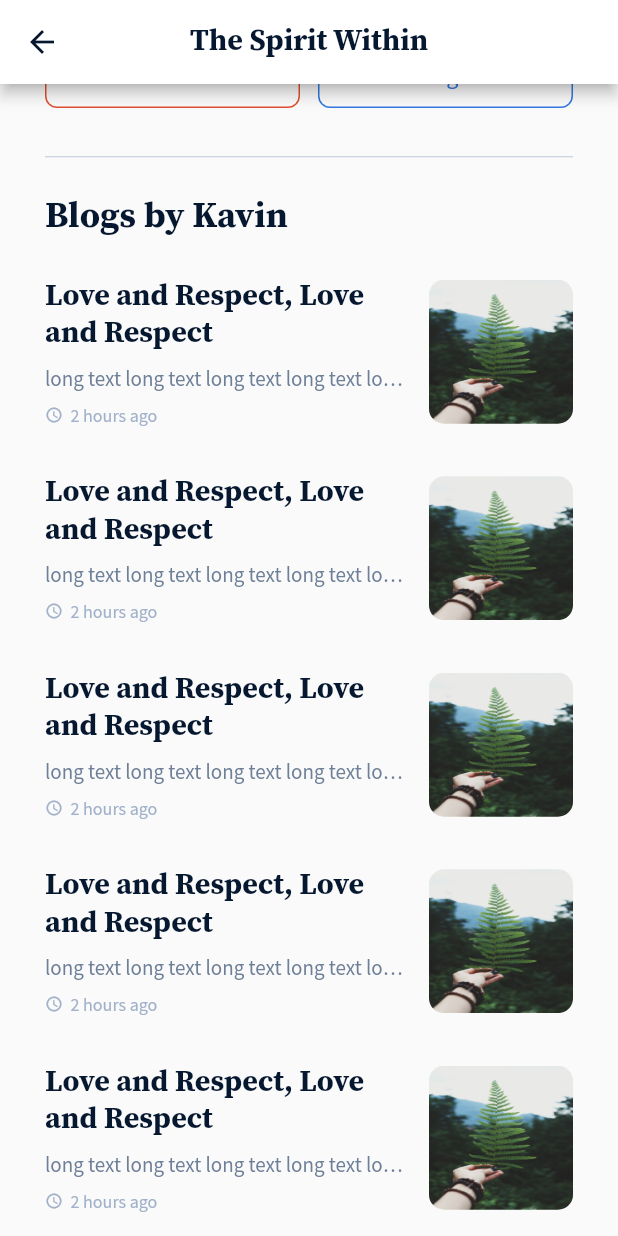
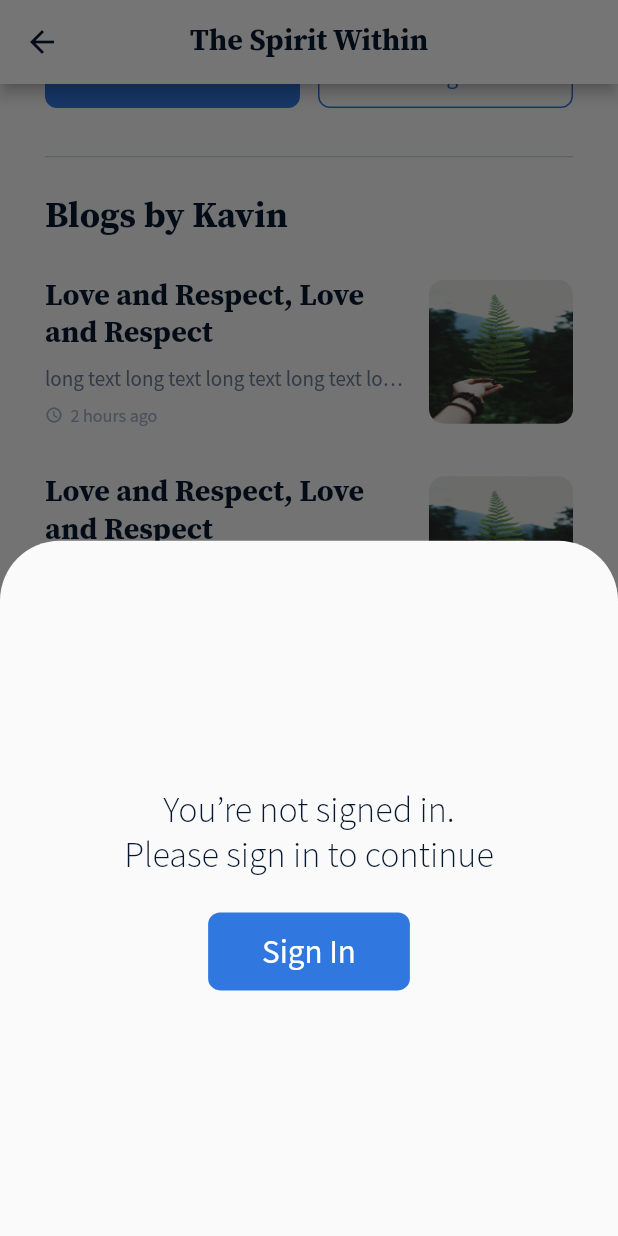
Before and after one commit to urantiatech/spirit_within_flutter, a Flutter app: the AuthorProfileScreen screen opened directly, scrolled down 238 dp, after a tap on "Follow", on a phone screen of 412 x 824 dp. Run offline on Flutter 3.47's test engine with Material 2 defaults, Android fonts, the phone set to English and light mode, and no system bars; our stand-ins replace contacts_service, flutter_slidable, permission_handler, pin_code_fields, shared_preferences; missing offline and left inert: country_list_pick, launch_review, quill_delta, zefyr; accounts and stored records are empty; project files that could hold a hidden picture were left out.

Commit message:
implemented 'return to origin after signing in' functionality

```diff
--- a/lib/main.dart
+++ b/lib/main.dart
@@ -3,9 +3,11 @@ import 'dart:convert';
 import 'package:flutter/material.dart';
 import 'package:http/http.dart';
 import 'package:spirit_within_flutter/config/theme.dart';
+import 'package:spirit_within_flutter/screens/author_profile_screen.dart';
 import 'package:spirit_within_flutter/screens/bottom_bar.dart';
 import 'package:shared_preferences/shared_preferences.dart';
 import 'package:spirit_within_flutter/screens/font_size_screen.dart';
+import 'package:spirit_within_flutter/screens/my_profile_screen.dart';
 import 'constants/api_paths.dart';
 import 'screens/onboarding/onboarding.dart';
 
@@ -31,6 +33,9 @@ class MyApp extends StatelessWidget {
       title: 'SpiritWithin',
       theme: themeData,
       home: onboardingScreenShown != true ? Onboarding() : BottomBar(),
+      // routes: {
+      //   '/author_profile_screen': (context) => AuthorProfileScreen(),
+      // },
     );
   }
 }
--- a/lib/screens/author_profile_screen.dart
+++ b/lib/screens/author_profile_screen.dart
@@ -1,7 +1,9 @@
 import 'package:flutter/material.dart';
 import 'package:spirit_within_flutter/constants/app_constants.dart';
+import 'package:spirit_within_flutter/main.dart';
 import 'package:spirit_within_flutter/models/blog.dart';
 import 'package:spirit_within_flutter/screens/chat/chat_screen.dart';
+import 'package:spirit_within_flutter/screens/sign-in/sign_in_to_continue_screen.dart';
 import 'package:spirit_within_flutter/widgets/blog_list_item.dart';
 import 'package:spirit_within_flutter/widgets/centered_appbar.dart';
 import 'package:spirit_within_flutter/widgets/divider_line.dart';
@@ -17,6 +19,21 @@ class AuthorProfileScreen extends StatefulWidget {
 }
 
 class _AuthorProfileScreenState extends State<AuthorProfileScreen> {
+  bottomSheetCircularCorners() {
+    showModalBottomSheet(
+      shape: RoundedRectangleBorder(
+        borderRadius: BorderRadius.vertical(
+          top: Radius.circular(40.0),
+        ),
+      ),
+      context: context,
+      builder: (BuildContext context) {
+        returnRoute = '/author_profile_screen';
+        return SignInToContinueModal();
+      },
+    );
+  }
+
   bool following = false;
   @override
   Widget build(BuildContext context) {
@@ -105,23 +122,26 @@ class _AuthorProfileScreenState extends State<AuthorProfileScreen> {
                       : ExpandedPrimaryButton(
                           buttonTitle: 'Follow',
                           onPressedFunction: () {
-                            setState(() {
+                            isSignedIn
+                                ? setState(() {
                                     following = true;
-                              print(following.toString());
-                            });
+                                  })
+                                : bottomSheetCircularCorners();
                           },
                         ),
                   SizedBox(width: 12),
                   ExpandedSecondaryButton(
                     buttonTitle: 'Message me',
                     onPressedFunction: () {
-                      Navigator.push(
+                      isSignedIn
+                          ? Navigator.push(
                               context,
                               MaterialPageRoute(
                                 builder: (context) =>
                                     ChatScreen(authorName: 'Default Author'),
                               ),
-                      );
+                            )
+                          : bottomSheetCircularCorners();
                     },
                   ),
                 ],
--- a/lib/screens/blog_screen.dart
+++ b/lib/screens/blog_screen.dart
@@ -100,9 +100,8 @@ class _BlogScreenState extends State<BlogScreen> {
             Container(
               decoration: BoxDecoration(
                 color: Colors.white,
-                borderRadius: BorderRadius.only(
-                  topLeft: Radius.circular(40),
-                  topRight: Radius.circular(40),
+                borderRadius: BorderRadius.vertical(
+                  top: Radius.circular(40),
                 ),
               ),
               child: Column(
--- a/lib/screens/guest_user_profile_screen.dart
+++ b/lib/screens/guest_user_profile_screen.dart
@@ -1,6 +1,7 @@
 import 'package:flutter/material.dart';
 import 'package:spirit_within_flutter/constants/app_constants.dart';
 import 'package:spirit_within_flutter/screens/sign-in/sign_in_number_screen.dart';
+import 'package:spirit_within_flutter/screens/sign-in/sign_in_to_continue_screen.dart';
 import 'package:spirit_within_flutter/widgets/divider_line.dart';
 import 'package:spirit_within_flutter/widgets/expanded_primary_button.dart';
 import 'package:spirit_within_flutter/widgets/icon_description_card.dart';
--- a/lib/screens/sign-in/sign_in_number_screen.dart
+++ b/lib/screens/sign-in/sign_in_number_screen.dart
@@ -10,7 +10,9 @@ import '../font_size_screen.dart';
 
 class SignInNumberScreen extends StatefulWidget {
   final String countryCode;
-  SignInNumberScreen({@required this.countryCode});
+  SignInNumberScreen({
+    @required this.countryCode,
+  });
   @override
   _SignInNumberScreenState createState() => _SignInNumberScreenState();
 }
--- a/lib/screens/sign-in/sign_in_to_continue_screen.dart
+++ b/lib/screens/sign-in/sign_in_to_continue_screen.dart
@@ -5,6 +5,8 @@ import 'package:spirit_within_flutter/widgets/centered_appbar.dart';
 
 import '../../main.dart';
 import '../font_size_screen.dart';
+
+String returnRoute;
 
 class SignInToContinueScreen extends StatefulWidget {
   @override
@@ -22,7 +24,15 @@ class _SignInToContinueScreenState extends State<SignInToContinueScreen> {
   Widget build(BuildContext context) {
     return Scaffold(
       appBar: buildCenteredAppBar(),
-      body: Center(
+      body: SignInToContinueModal(),
+    );
+  }
+}
+
+class SignInToContinueModal extends StatelessWidget {
+  @override
+  Widget build(BuildContext context) {
+    return Center(
       child: Column(
         mainAxisAlignment: MainAxisAlignment.center,
         children: [
@@ -30,7 +40,6 @@ class _SignInToContinueScreenState extends State<SignInToContinueScreen> {
             padding: EdgeInsets.symmetric(horizontal: 60),
             child: Text(
               'You’re not signed in.\nPlease sign in to continue',
-                // 'You’re not signed in.\nPlease sign in to start writing blogs',
               textAlign: TextAlign.center,
               style: TextStyle(
                 fontSize: fontSize24,
@@ -80,7 +89,6 @@ class _SignInToContinueScreenState extends State<SignInToContinueScreen> {
           ),
         ],
       ),
-      ),
     );
   }
 }
--- a/lib/widgets/author_card.dart
+++ b/lib/widgets/author_card.dart
@@ -21,10 +21,12 @@ class AuthorCard extends StatelessWidget {
   Widget build(BuildContext context) {
     return TextButton(
       onPressed: () {
-        Navigator.push(
-          context,
+        // Navigator.of(context).pushNamed('/author_profile_screen');
+        Navigator.of(context).push(
+          // context,
           MaterialPageRoute(
             builder: (context) => AuthorProfileScreen(),
+            settings: RouteSettings(name: '/author_profile_screen'),
           ),
         );
       },
```
Also changed, not shown: lib/screens/sign-in/sign_in_otp_screen.dart (+8 -1 lines). Lines whose indentation alone changed are shown as unchanged.
